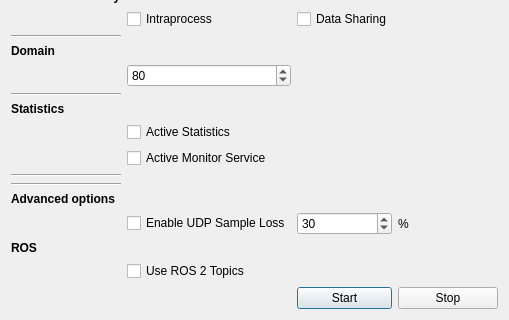
Before: the Qt Designer form forms/participantdialog.ui in eProsima/ShapesDemo, drawn with Qt 5; both pictures show x 0 to 509 and y 165 to 485 of the 509 by 485 pixel window.
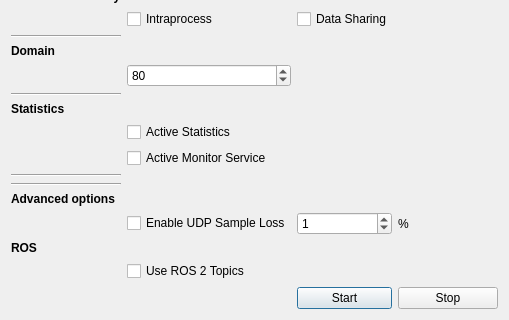
After: the same form once the commit is applied.

Commit message: Set default percentage to one

What changed in the file:
```diff
--- a/forms/participantdialog.ui
+++ b/forms/participantdialog.ui
@@ -211,7 +211,7 @@
       <string/>
      </property>
      <property name="value">
-      <number>30</number>
+      <number>1</number>
      </property>
     </widget>
    </item>
```
The commit also changes 1 other file.
